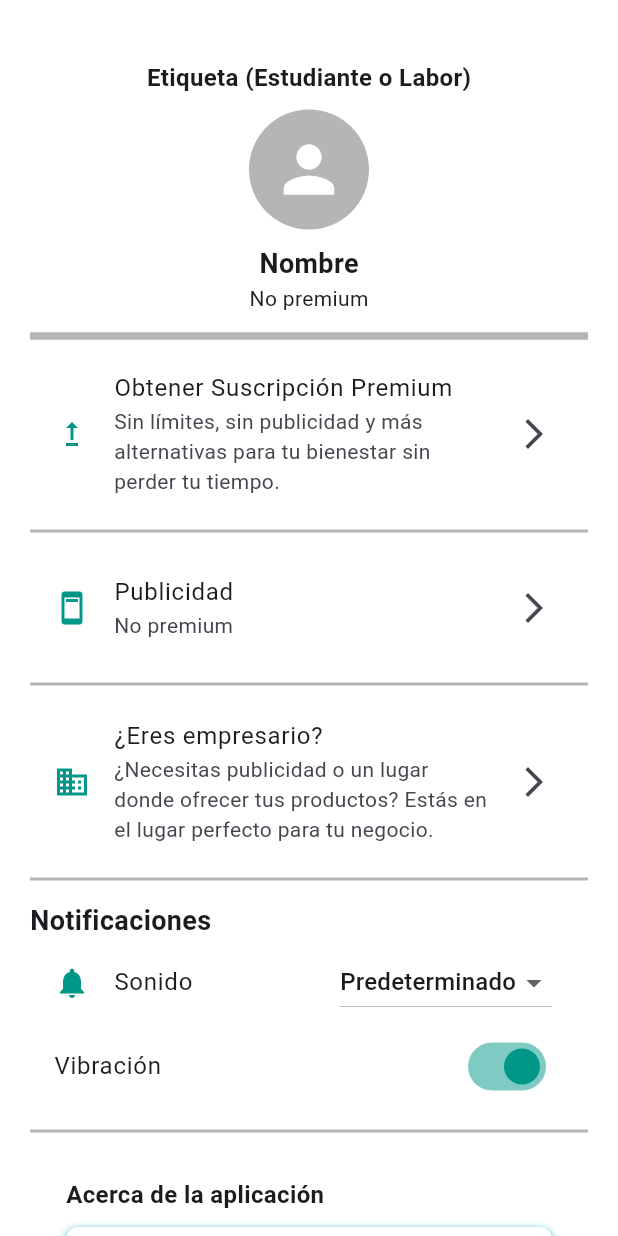
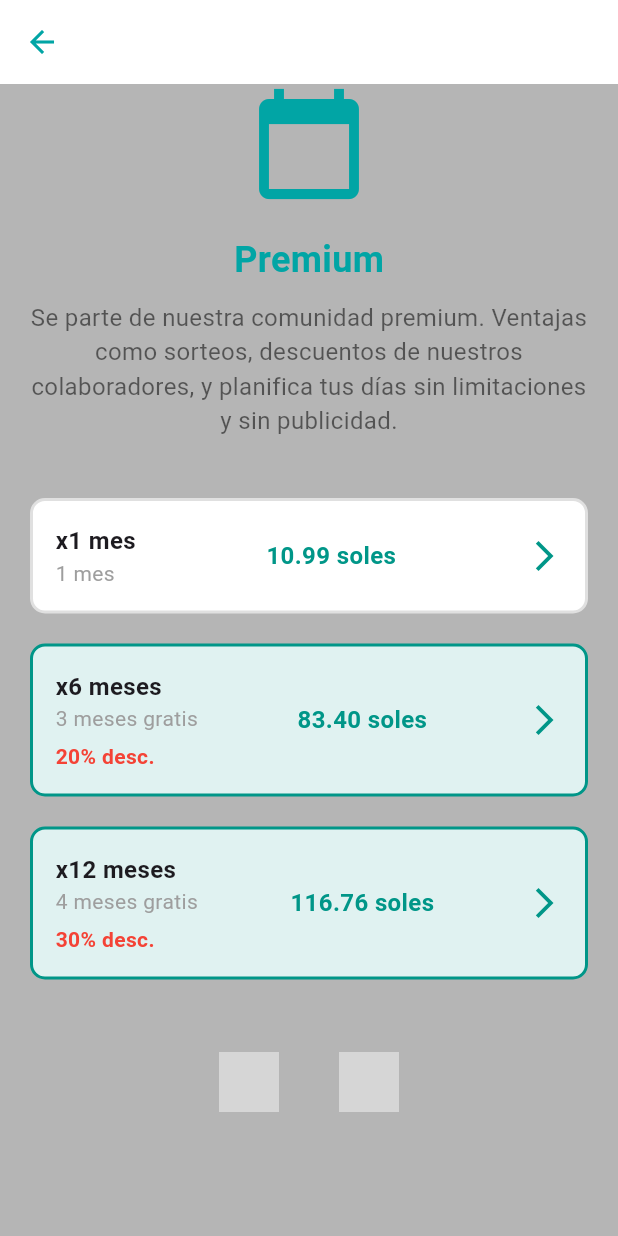
Before and after one commit to AN5THONY/PlanIzi.V1.0.0, a Flutter app: the OptionsScreen widget shown alone on an empty page, opened directly, after a tap on "Obtener Suscripción Premium", on a phone screen of 412 x 824 dp. Run offline on Flutter 3.47's test engine with Material 3 defaults, Android fonts, the phone set to English and light mode, and no system bars; our stand-ins replace carousel_slider, flutter_speed_dial, google_fonts, table_calendar; network calls fail; grey boxes are pictures that could not be loaded.

Commit message:
Creacion de las plantillar primiums

```diff
--- /dev/null
+++ b/lib/models/premium_option_model.dart
@@ -0,0 +1,15 @@
+class PremiumOptionModel {
+  final int months;
+  final double price;
+  final String description;
+  final String discount;
+  final bool isHighlighted;
+
+  PremiumOptionModel({
+    required this.months,
+    required this.price,
+    required this.description,
+    required this.discount,
+    required this.isHighlighted,
+  });
+}
--- /dev/null
+++ b/lib/views/Menu/Barras/Suscripciones/sus_primium.dart
@@ -0,0 +1,75 @@
+import 'package:flutter/material.dart';
+import 'package:plan_izi_v2/models/premium_option_model.dart';
+import 'package:plan_izi_v2/theme/app_colors.dart';
+import 'package:plan_izi_v2/widgets/PremiumWidgets/premium_option.dart';
+import 'package:plan_izi_v2/widgets/PremiumWidgets/premiun_header.dart';
+
+class SusPrimium extends StatelessWidget {
+
+  final List<PremiumOptionModel> options = [
+    PremiumOptionModel(
+      months: 1,
+      price: 10.99,
+      description: '1 mes',
+      discount: '',
+      isHighlighted: false,
+    ),
+      PremiumOptionModel(
+      months: 6,
+      price: 83.40,
+      description: '3 meses gratis',
+      discount: '20% desc.',
+      isHighlighted: true,
+    ),
+    PremiumOptionModel(
+      months: 12,
+      price: 116.76,
+      description: '4 meses gratis',
+      discount: '30% desc.',
+      isHighlighted: true,
+    ),
+  ];
+  SusPrimium({super.key});
+
+  @override
+  Widget build(BuildContext context) {
+    return Scaffold(
+      appBar: AppBar(
+        backgroundColor: AppColors.cardBackground,
+        elevation: 0,
+        leading: IconButton(
+          icon: const Icon(Icons.arrow_back, color: AppColors.primary),
+          onPressed: () {
+            Navigator.pop(context);
+          },
+        ),
+      ),
+      body: SingleChildScrollView(
+        child: Column(
+          children: [
+            const PremiumHeader(),
+            ...options.map((option) => PremiumOption(option: option)),
+            const SizedBox(height: 30),
+            Padding(
+              padding: const EdgeInsets.all(8.0),
+              child: Row(
+                mainAxisAlignment: MainAxisAlignment.center,
+                children: [
+                  Image.network(
+                    'https://upload.wikimedia.org/wikipedia/commons/4/4f/Escudo_UNFV.png',
+                    height: 40,
+                  ),
+                  const SizedBox(width: 40),
+                  Image.network(
+                    'https://web.unfv.edu.pe/facultades/fiei/images/logo_fiei_2021.png',
+                    height: 40,
+                  ),
+                ],
+              ),
+            ),
+          ],
+        ),
+      ),
+    );
+  }
+}
--- a/lib/views/Menu/Barras/options_screen.dart
+++ b/lib/views/Menu/Barras/options_screen.dart
@@ -1,5 +1,8 @@
 import 'package:flutter/material.dart';
 import 'package:plan_izi_v2/theme/app_colors.dart';
+import 'package:plan_izi_v2/views/Menu/Barras/Suscripciones/emp_primium.dart';
+import 'package:plan_izi_v2/views/Menu/Barras/Suscripciones/plu_primium.dart';
+import 'package:plan_izi_v2/views/Menu/Barras/Suscripciones/sus_primium.dart';
 
 
 class OptionsScreen extends StatelessWidget {
@@ -60,7 +63,12 @@ class OptionsScreen extends StatelessWidget {
                       'Sin límites, sin publicidad y más alternativas para tu bienestar sin perder tu tiempo.',
                     ),
                     trailing: const Icon(Icons.arrow_forward_ios),
-                    onTap: () {},
+                    onTap: () {
+                       Navigator.push(
+                      context,
+                      MaterialPageRoute(builder: (context) => SusPrimium()),
+                    );
+                    },
                   ),
 
                   const Divider(height: 30, thickness: 2,color: AppColors.background,),
@@ -68,9 +76,14 @@ class OptionsScreen extends StatelessWidget {
                   ListTile(
                     leading: const Icon(Icons.ad_units, color: Colors.teal),
                     title: const Text('Publicidad'),
-                    subtitle: const Text('No premium'),
+                    subtitle: const Text('¿Deseas publicar contenido de tu tienda o negocio en nuestro aplicativo? '),
                     trailing: const Icon(Icons.arrow_forward_ios),
-                    onTap: () {},
+                    onTap: () {
+                      Navigator.push(
+                        context,
+                        MaterialPageRoute(builder: (context) => PluPrimium()),
+                      );
+                    },
                   ),
 
                   const Divider(height: 30, thickness: 2,color: AppColors.background,),
@@ -82,7 +95,12 @@ class OptionsScreen extends StatelessWidget {
                       '¿Necesitas publicidad o un lugar donde ofrecer tus productos? Estás en el lugar perfecto para tu negocio.',
                     ),
                     trailing: const Icon(Icons.arrow_forward_ios),
-                    onTap: () {},
+                    onTap: () {
+                      Navigator.push(
+                      context,
+                      MaterialPageRoute(builder: (context) => EmpPrimium()),
+                    );
+                    },
                   ),
 
                   const Divider(height: 30, thickness: 2,color: AppColors.background,),
@@ -111,7 +129,12 @@ class OptionsScreen extends StatelessWidget {
                     title: const Text('Vibración'),
                     activeColor: Colors.teal,
                   ),
-
+                  SwitchListTile(
+                    value: true,
+                    onChanged: (value) {},
+                    title: const Text('Notificaciones de tarea '),
+                    activeColor: Colors.teal,
+                  ),
 
                   const Divider(height: 30, thickness: 2,color: AppColors.background,),
                   const FooterSection(),
--- /dev/null
+++ b/lib/widgets/PremiumWidgets/premium_option.dart
@@ -0,0 +1,71 @@
+import 'package:flutter/material.dart';
+import 'package:plan_izi_v2/models/premium_option_model.dart';
+
+class PremiumOption extends StatelessWidget {
+  final PremiumOptionModel option;
+
+  const PremiumOption({super.key, required this.option});
+
+  @override
+  Widget build(BuildContext context) {
+    return Padding(
+      padding: const EdgeInsets.symmetric(horizontal: 20, vertical: 10),
+      child: Container(
+        padding: const EdgeInsets.all(15),
+        decoration: BoxDecoration(
+          color: option.isHighlighted ? Colors.teal.shade50 : Colors.white,
+          borderRadius: BorderRadius.circular(10),
+          border: Border.all(
+            color: option.isHighlighted ? Colors.teal : Colors.grey.shade300,
+            width: 2,
+          ),
+        ),
+        child: Row(
+          mainAxisAlignment: MainAxisAlignment.spaceBetween,
+          children: [
+            Column(
+              crossAxisAlignment: CrossAxisAlignment.start,
+              children: [
+                Text(
+                  'x${option.months} mes${option.months > 1 ? 'es' : ''}',
+                  style: const TextStyle(
+                    fontSize: 16,
+                    fontWeight: FontWeight.bold,
+                  ),
+                ),
+                Text(
+                  option.description,
+                  style: const TextStyle(
+                    fontSize: 14,
+                    color: Colors.grey,
+                  ),
+                ),
+                if (option.discount.isNotEmpty)
+                  Padding(
+                    padding: const EdgeInsets.only(top: 5),
+                    child: Text(
+                      option.discount,
+                      style: const TextStyle(
+                        fontSize: 14,
+                        color: Colors.red,
+                        fontWeight: FontWeight.bold,
+                      ),
+                    ),
+                  ),
+              ],
+            ),
+            Text(
+              '${option.price.toStringAsFixed(2)} soles',
+              style: const TextStyle(
+                fontSize: 16,
+                fontWeight: FontWeight.bold,
+                color: Colors.teal,
+              ),
+            ),
+            const Icon(Icons.arrow_forward_ios, color: Colors.teal),
+          ],
+        ),
+      ),
+    );
+  }
+}
--- /dev/null
+++ b/lib/widgets/PremiumWidgets/premiun_header.dart
@@ -0,0 +1,35 @@
+import 'package:flutter/material.dart';
+import 'package:plan_izi_v2/theme/app_colors.dart';
+
+class PremiumHeader extends StatelessWidget {
+  const PremiumHeader({super.key});
+
+  @override
+  Widget build(BuildContext context) {
+    return const Column(
+      crossAxisAlignment: CrossAxisAlignment.center,
+      children: [
+        Icon(Icons.calendar_today, size: 80, color: AppColors.primary),
+        SizedBox(height: 20),
+        Text(
+          'Premium',
+          style: TextStyle(
+            fontSize: 24,
+            fontWeight: FontWeight.bold,
+            color: AppColors.primary,
+          ),
+        ),
+        SizedBox(height: 10),
+        Padding(
+          padding: EdgeInsets.symmetric(horizontal: 20),
+          child: Text(
+            'Se parte de nuestra comunidad premium. Ventajas como sorteos, descuentos de nuestros colaboradores, y planifica tus días sin limitaciones y sin publicidad.',
+            textAlign: TextAlign.center,
+            style: TextStyle(fontSize: 16, color: Colors.black54),
+          ),
+        ),
+        SizedBox(height: 30),
+      ],
+    );
+  }
+}
```
Also changed, not shown: lib/views/Menu/Barras/Suscripciones/emp_primium.dart (added, +76 -0 lines), lib/views/Menu/Barras/Suscripciones/plu_primium.dart (added, +76 -0 lines), lib/views/Menu/Corazon/subcriptions_screen.dart (+7 -1 lines), lib/widgets/PremiumWidgets/premium_cola.dart (added, +35 -0 lines), lib/widgets/PremiumWidgets/premium_empre.dart (added, +35 -0 lines).
